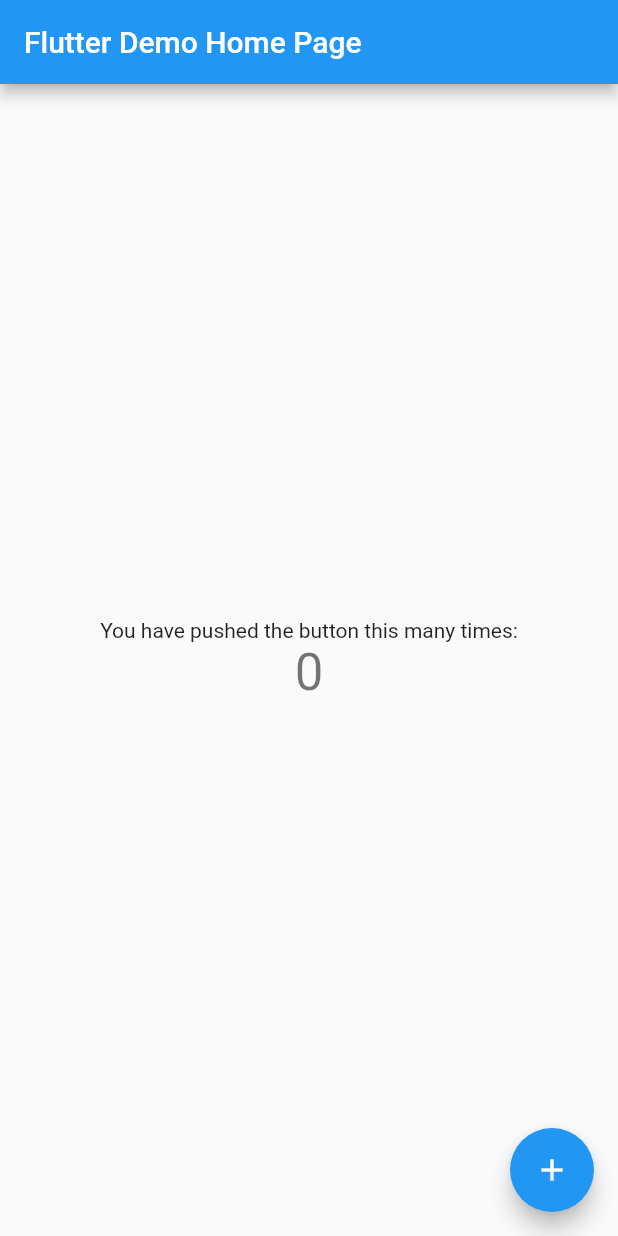
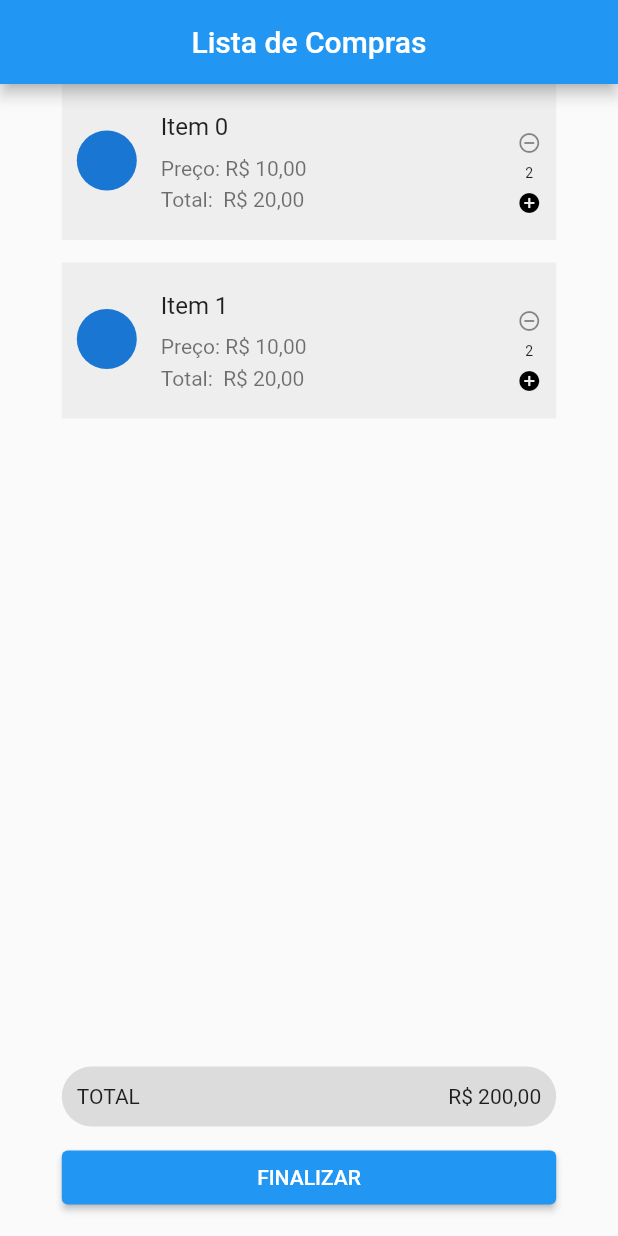
Before and after one commit to mateusmeds/lista_compras_mercado, a Flutter app: the screen it shows after launch, on a phone screen of 412 x 824 dp. Run offline on Flutter 3.47's test engine with Material 2 defaults, Android fonts, the phone set to English and light mode, and no system bars.

Commit message:
Criada tela mockada da lista de produtos

```diff
--- /dev/null
+++ b/lib/app/presentation/product_list/pages/product_list_page.dart
@@ -0,0 +1,106 @@
+import 'package:flutter/material.dart';
+
+class ProductListPage extends StatefulWidget {
+  const ProductListPage({Key? key}) : super(key: key);
+
+  @override
+  State<ProductListPage> createState() => _ProductListPageState();
+}
+
+class _ProductListPageState extends State<ProductListPage> {
+  @override
+  Widget build(BuildContext context) {
+    return Scaffold(
+      appBar: AppBar(
+        title: const Text('Lista de Compras'),
+        centerTitle: true,
+      ),
+      body: LayoutBuilder(
+        builder: (context, constraints) => Center(
+          child: Container(
+            width: constraints.maxWidth * 0.8,
+            child: Column(
+              children: [
+                Expanded(
+                  child: ListView.builder(
+                    itemCount: 2,
+                    itemBuilder: (context, index) => Container(
+                      margin: EdgeInsets.only(bottom: 15),
+                      child: ListTile(
+                        contentPadding:
+                            EdgeInsets.symmetric(vertical: 15, horizontal: 10),
+                        tileColor: Colors.grey[200],
+                        leading: CircleAvatar(),
+                        title: Text('Item $index'),
+                        subtitle: Container(
+                          margin: EdgeInsets.only(top: 10),
+                          child: Column(
+                            crossAxisAlignment: CrossAxisAlignment.start,
+                            children: [
+                              Text('Preço: R\$ 10,00'),
+                              SizedBox(
+                                height: 5,
+                              ),
+                              Text('Total:  R\$ 20,00'),
+                            ],
+                          ),
+                        ),
+                        trailing: FittedBox(
+                          child: Column(
+                            children: [
+                              InkWell(
+                                child: Icon(
+                                  Icons.remove_circle_outline,
+                                ),
+                                onTap: () {},
+                              ),
+                              Container(
+                                  margin: EdgeInsets.symmetric(vertical: 10),
+                                  child: Text('2')),
+                              InkWell(
+                                child: Icon(
+                                  Icons.add_circle,
+                                  color: Colors.black,
+                                ),
+                                onTap: () {},
+                              ),
+                            ],
+                          ),
+                        ),
+                      ),
+                    ),
+                  ),
+                ),
+                Container(
+                  height: 40,
+                  margin: EdgeInsets.only(top: 10, bottom: 10),
+                  padding: EdgeInsets.symmetric(
+                    horizontal: 10,
+                  ),
+                  decoration: BoxDecoration(
+                      color: Colors.black12,
+                      borderRadius: BorderRadius.circular(50)),
+                  child: Row(
+                    mainAxisAlignment: MainAxisAlignment.spaceBetween,
+                    children: [
+                      Text('TOTAL'),
+                      Text('R\$ 200,00'),
+                    ],
+                  ),
+                ),
+                Container(
+                  margin: EdgeInsets.only(bottom: 15),
+                  width: constraints.maxWidth * 0.8,
+                  child: ElevatedButton(
+                    onPressed: () {},
+                    child: Text('FINALIZAR'),
+                  ),
+                ),
+              ],
+            ),
+          ),
+        ),
+      ),
+    );
+  }
+}
--- a/lib/main.dart
+++ b/lib/main.dart
@@ -1,4 +1,5 @@
 import 'package:flutter/material.dart';
+import 'package:lista_compras_mercado/app/presentation/product_list/pages/product_list_page.dart';
 
 void main() {
   runApp(const MyApp());
@@ -7,109 +8,14 @@ void main() {
 class MyApp extends StatelessWidget {
   const MyApp({Key? key}) : super(key: key);
 
-  // This widget is the root of your application.
   @override
   Widget build(BuildContext context) {
     return MaterialApp(
       title: 'Flutter Demo',
       theme: ThemeData(
-        // This is the theme of your application.
-        //
-        // Try running your application with "flutter run". You'll see the
-        // application has a blue toolbar. Then, without quitting the app, try
-        // changing the primarySwatch below to Colors.green and then invoke
-        // "hot reload" (press "r" in the console where you ran "flutter run",
-        // or simply save your changes to "hot reload" in a Flutter IDE).
-        // Notice that the counter didn't reset back to zero; the application
-        // is not restarted.
         primarySwatch: Colors.blue,
       ),
-      home: const MyHomePage(title: 'Flutter Demo Home Page'),
+      home: const ProductListPage(),
     );
   }
 }
-
-class MyHomePage extends StatefulWidget {
-  const MyHomePage({Key? key, required this.title}) : super(key: key);
-
-  // This widget is the home page of your application. It is stateful, meaning
-  // that it has a State object (defined below) that contains fields that affect
-  // how it looks.
-
-  // This class is the configuration for the state. It holds the values (in this
-  // case the title) provided by the parent (in this case the App widget) and
-  // used by the build method of the State. Fields in a Widget subclass are
-  // always marked "final".
-
-  final String title;
-
-  @override
-  State<MyHomePage> createState() => _MyHomePageState();
-}
-
-class _MyHomePageState extends State<MyHomePage> {
-  int _counter = 0;
-
-  void _incrementCounter() {
-    setState(() {
-      // This call to setState tells the Flutter framework that something has
-      // changed in this State, which causes it to rerun the build method below
-      // so that the display can reflect the updated values. If we changed
-      // _counter without calling setState(), then the build method would not be
-      // called again, and so nothing would appear to happen.
-      _counter++;
-    });
-  }
-
-  @override
-  Widget build(BuildContext context) {
-    // This method is rerun every time setState is called, for instance as done
-    // by the _incrementCounter method above.
-    //
-    // The Flutter framework has been optimized to make rerunning build methods
-    // fast, so that you can just rebuild anything that needs updating rather
-    // than having to individually change instances of widgets.
-    return Scaffold(
-      appBar: AppBar(
-        // Here we take the value from the MyHomePage object that was created by
-        // the App.build method, and use it to set our appbar title.
-        title: Text(widget.title),
-      ),
-      body: Center(
-        // Center is a layout widget. It takes a single child and positions it
-        // in the middle of the parent.
-        child: Column(
-          // Column is also a layout widget. It takes a list of children and
-          // arranges them vertically. By default, it sizes itself to fit its
-          // children horizontally, and tries to be as tall as its parent.
-          //
-          // Invoke "debug painting" (press "p" in the console, choose the
-          // "Toggle Debug Paint" action from the Flutter Inspector in Android
-          // Studio, or the "Toggle Debug Paint" command in Visual Studio Code)
-          // to see the wireframe for each widget.
-          //
-          // Column has various properties to control how it sizes itself and
-          // how it positions its children. Here we use mainAxisAlignment to
-          // center the children vertically; the main axis here is the vertical
-          // axis because Columns are vertical (the cross axis would be
-          // horizontal).
-          mainAxisAlignment: MainAxisAlignment.center,
-          children: <Widget>[
-            const Text(
-              'You have pushed the button this many times:',
-            ),
-            Text(
-              '$_counter',
-              style: Theme.of(context).textTheme.headline4,
-            ),
-          ],
-        ),
-      ),
-      floatingActionButton: FloatingActionButton(
-        onPressed: _incrementCounter,
-        tooltip: 'Increment',
-        child: const Icon(Icons.add),
-      ), // This trailing comma makes auto-formatting nicer for build methods.
-    );
-  }
-}
```
